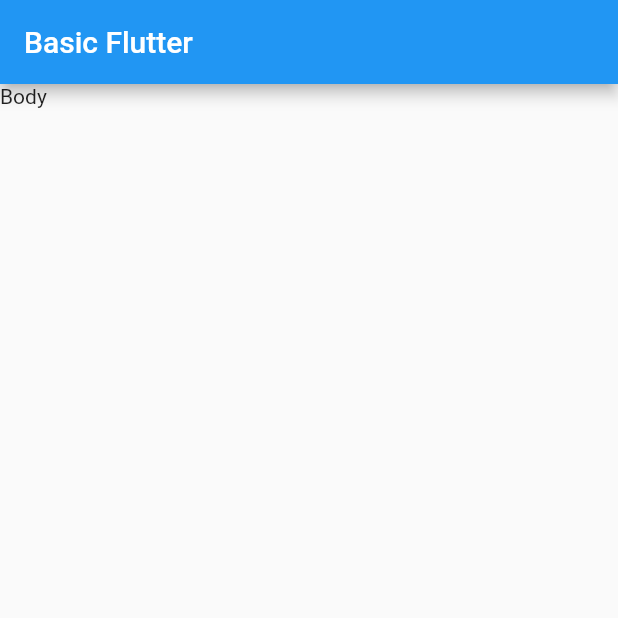
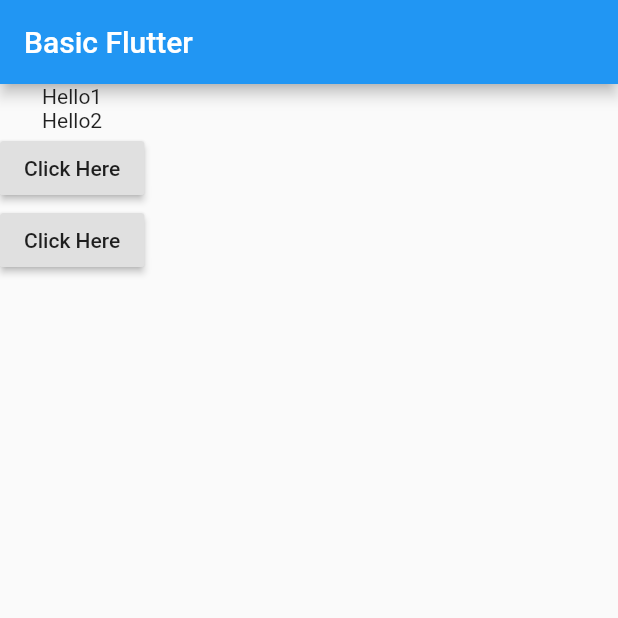
Before and after one commit to najaroen/flutter-lesson, a Flutter app: the screen it shows after launch, on a phone screen of 412 x 824 dp, the top half of it. Run offline on Flutter 3.47's test engine with Material 2 defaults, Android fonts, the phone set to English and light mode, and no system bars.

Commit message:
add stateful.dart

```diff
--- a/basic_flutter/lib/main.dart
+++ b/basic_flutter/lib/main.dart
@@ -5,6 +5,10 @@ void main() {
 }
 
 class MyApp extends StatelessWidget {
+  void onClick() {
+    print("Hello guys");
+  }
+
   @override
   Widget build(BuildContext context) {
     return MaterialApp(
@@ -17,7 +21,15 @@ class MyApp extends StatelessWidget {
         appBar: AppBar(
           title: Text("Basic Flutter"),
         ),
-        body: Text("Body"),
+        body: Column(
+          children: [
+            Text("Hello1"),
+            Text("Hello2"),
+            // IconButton(onPressed: onPressed, icon: Icons.ac_unit_rounded)
+            RaisedButton(onPressed: onClick, child: Text("Click Here"),),
+            RaisedButton(onPressed: onClick, child: Text("Click Here"),)
+          ],
+        ),
       ),
     );
   }
```
Also changed, not shown: basic_flutter/lib/stateful/stateful.dart (added, +16 -0 lines), 10 other files.
